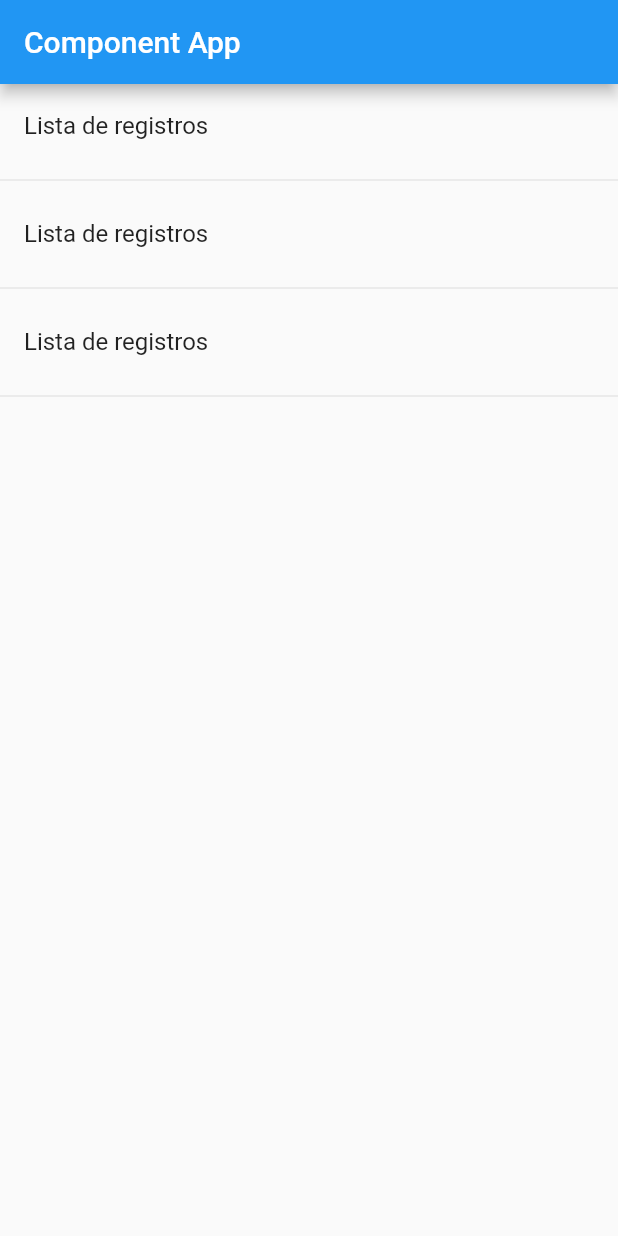
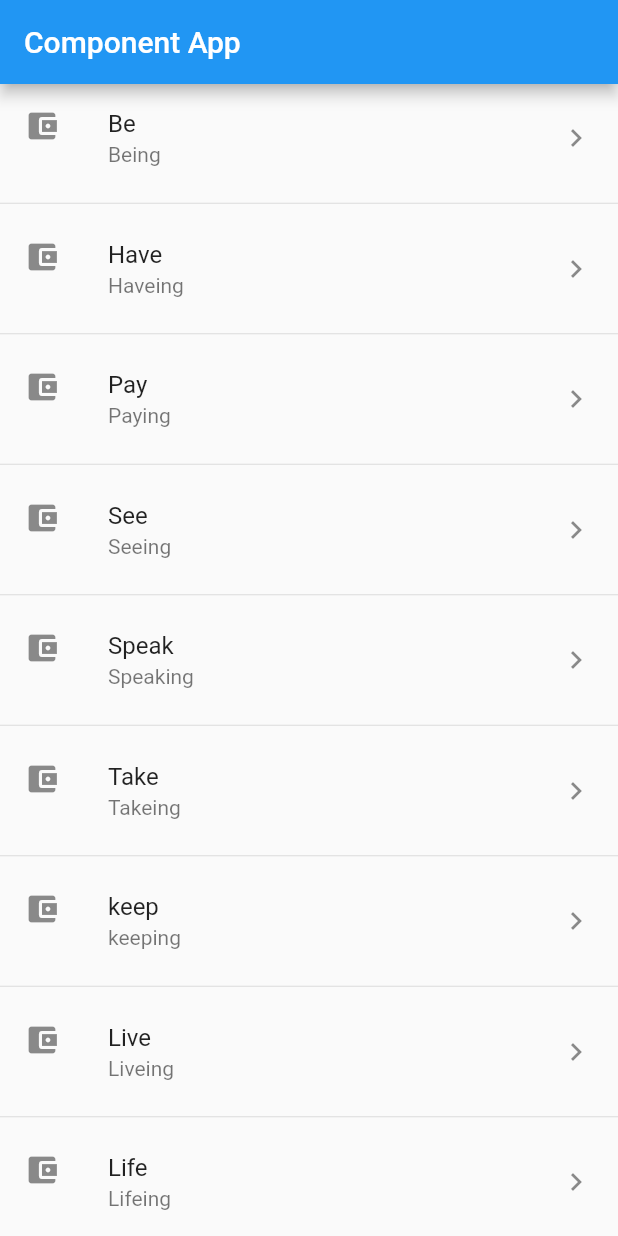
Before and after one commit to evergara/flutter_componentes_app, a Flutter app: the screen it shows after launch, on a phone screen of 412 x 824 dp. Run offline on Flutter 3.47's test engine with Material 2 defaults, Android fonts, the phone set to English and light mode, and no system bars.

Commit message:
creamos un ListView dinamicos de la forma tradicionar y de forma corta

```diff
--- a/lib/src/page/homepage_temp.dart
+++ b/lib/src/page/homepage_temp.dart
@@ -1,7 +1,8 @@
 import 'package:flutter/material.dart';
 
 class HomePageTemp extends StatelessWidget {
-
+  final verbos = ["Be", 'Have', 'Pay', 'See', 'Speak', 'Take','keep','Live', 'Life'];
+  static const String VERBS_ING = 'ing';
   @override
   Widget build(BuildContext context) {
     return Scaffold(
@@ -9,21 +10,42 @@ class HomePageTemp extends StatelessWidget {
           title: Text('Component App'),
         ),
         body: ListView(
-          children: <Widget>[
-            ListTile(
-              title: Text('Lista de registros'),
-            ),
-            Divider(),
-            ListTile(
-              title: Text('Lista de registros'),
-            ),
-            Divider(),
-            ListTile(
-              title: Text('Lista de registros'),
-            ),
-            Divider()
-          ],
+          children: _crearItemsWidgetCota()
         )
     );
   }
+
+  List<Widget> _crearItemsWidget(){
+    List<Widget> widgets = [];
+    for(String item in verbos ){
+      final widgetTemp = ListTile(
+        title: Text(item),
+      );
+      /*
+      *Esto lo remplaza el operador de cascada
+      widgets.add(widgetTemp);
+      widgets.add(Divider(height: 30.0));
+      */
+      //Uso del operador de cascada
+      widgets..add(widgetTemp)
+             ..add(Divider(height: 20.0));
+    }
+   return widgets;
+  }
+  List<Widget> _crearItemsWidgetCota(){
+     return verbos.map((item){
+       return Column(
+         children: [
+           ListTile(
+             title: Text(item),
+             subtitle:Text('$item$VERBS_ING') ,
+             leading: Icon(Icons.account_balance_wallet),
+             trailing: Icon(Icons.keyboard_arrow_right),
+             onTap: (){},
+           ),
+           Divider(height: 15.0)
+         ],
+       );
+     }).toList();
+  }
 }
```
Also changed, not shown: 1 other file.
